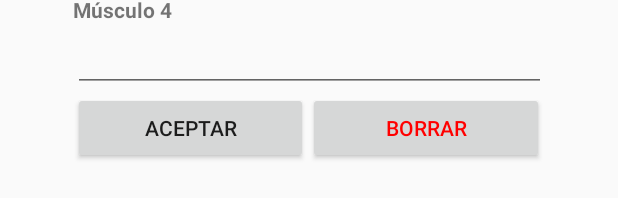
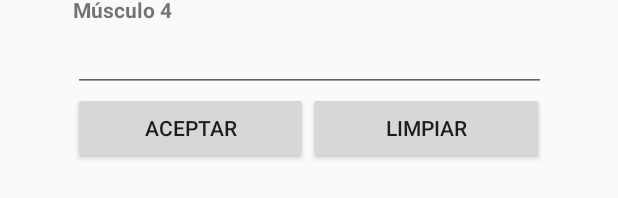
Before and after one commit to Acebo98/Be-Fit, an Android app: the layout fragment_nsesion.xml on its own in the app's theme, with its tools: preview values and no code run, on a phone screen of 412 x 824 dp. Shown: the part 741-939 px from the top of the screen. Run offline under Robolectric (Android 15) with nearby library versions, the phone set to English and light mode, and no system bars.

Commit message:
pequeños cambios

```diff
--- a/app/src/main/res/layout/fragment_nsesion.xml
+++ b/app/src/main/res/layout/fragment_nsesion.xml
@@ -134,8 +134,7 @@
                         android:layout_width="wrap_content"
                         android:layout_height="wrap_content"
                         android:layout_weight="1"
-                        android:text="@string/borrar"
-                        android:textColor="@color/rojo"/>
+                        android:text="@string/limpiar"/>
                 </LinearLayout>
 
             </LinearLayout>
--- a/app/src/main/res/values/strings.xml
+++ b/app/src/main/res/values/strings.xml
@@ -17,7 +17,7 @@
     <string name="musculo_2">Músculo 3</string>
     <string name="musculo_3">Músculo 4</string>
     <string name="aceptar">Aceptar</string>
-    <string name="limpiar">Borrar</string>
+    <string name="limpiar">Limpiar</string>
 
     <!-- Tabs -->
     <string name="sesiones">Seguimiento</string>
```
Also changed, not shown: app/src/main/java/com/example/befit/NSesionFragment.java (+8 -0 lines).
